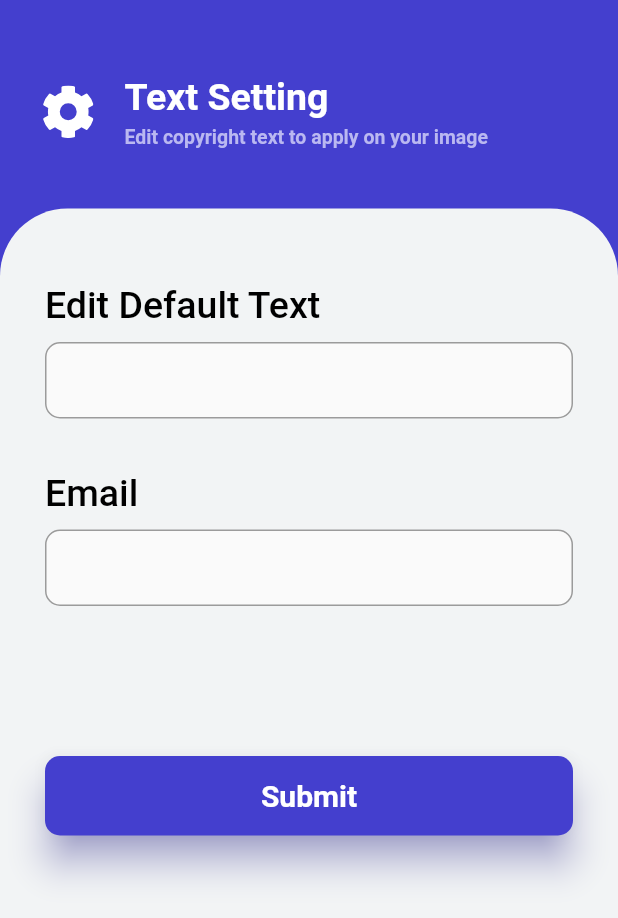
After one commit to lifeShadow59/photocopy, a Flutter app: the screen it shows after launch, after a tap on an icon or button, on a phone screen of 412 x 824 dp. The commit adds this screen. Shown: the top 918 px of the screen. Run offline on Flutter 3.47's test engine with Material 2 defaults, Android fonts, the phone set to English and light mode, and no system bars; our stand-ins replace flutter_svg.

Commit message:
setting page

```diff
--- a/lib/main.dart
+++ b/lib/main.dart
@@ -1,4 +1,5 @@
 import 'package:copyrightapp/const/svg_const.dart';
+import 'package:copyrightapp/pages/setting/setting.dart';
 import 'package:flutter/material.dart';
 import 'package:flutter_svg/svg.dart';
 
@@ -11,11 +12,47 @@ class MyApp extends StatelessWidget {
 
   @override
   Widget build(BuildContext context) {
-    return const MaterialApp(
+    return MaterialApp(
       useInheritedMediaQuery: true,
       debugShowCheckedModeBanner: false,
+      theme: ThemeData(
+        inputDecorationTheme: const InputDecorationTheme(
+          focusColor: Color(0xffFF5C5C),
+          isDense: true,
+          enabledBorder: OutlineInputBorder(
+            borderSide: BorderSide(
+              color: Colors.black38,
+            ),
+            borderRadius: BorderRadius.all(
+              Radius.circular(10.0),
+            ),
+          ),
+          labelStyle: TextStyle(
+            fontSize: 22, // 35
+            color: Colors.black,
+            fontWeight: FontWeight.w800,
+          ),
+          border: OutlineInputBorder(
+            borderSide: BorderSide(
+              color: Colors.black12,
+            ),
+            borderRadius: BorderRadius.all(
+              Radius.circular(10.0),
+            ),
+          ),
+          fillColor: Colors.red,
+          focusedBorder: OutlineInputBorder(
+            borderSide: BorderSide(
+              color: Colors.black38,
+            ),
+            borderRadius: BorderRadius.all(
+              Radius.circular(10.0),
+            ),
+          ),
+        ),
+      ),
       title: 'Copyright App',
-      home: HomePage(),
+      home: const HomePage(),
     );
   }
 }
@@ -117,10 +154,18 @@ class PageAppBar extends StatelessWidget {
           ),
           Padding(
             padding: const EdgeInsets.only(right: 10),
-            child: SvgPicture.asset(
-              SVGConst.setting,
-              width: 35,
-              height: 35,
+            child: InkWell(
+              onTap: () {
+                Navigator.push(
+                  context,
+                  MaterialPageRoute(builder: (context) => const Setting()),
+                );
+              },
+              child: SvgPicture.asset(
+                SVGConst.setting,
+                width: 35,
+                height: 35,
+              ),
             ),
           ),
         ],
--- /dev/null
+++ b/lib/pages/setting/setting.dart
@@ -0,0 +1,181 @@
+import 'package:copyrightapp/const/svg_const.dart';
+import 'package:copyrightapp/utils/elevated_button_widget.dart';
+import 'package:flutter/material.dart';
+import 'package:flutter_svg/svg.dart';
+
+class Setting extends StatelessWidget {
+  const Setting({Key? key}) : super(key: key);
+
+  @override
+  Widget build(BuildContext context) {
+    return Scaffold(
+        backgroundColor: const Color(0xFF443FCE),
+        extendBody: true,
+        body: Column(
+          mainAxisAlignment: MainAxisAlignment.start,
+          children: const <Widget>[
+            PageAppBar(),
+            SizedBox(
+              height: 40,
+            ),
+            BottomPage()
+          ],
+        ));
+  }
+}
+
+class BottomPage extends StatelessWidget {
+  const BottomPage({
+    Key? key,
+  }) : super(key: key);
+
+  @override
+  Widget build(BuildContext context) {
+    final TextEditingController _defaultTextController =
+        TextEditingController();
+    final TextEditingController _emailTextController = TextEditingController();
+    final FocusNode _defaultFocusNode = FocusNode();
+    final FocusNode _emailTextFocusNode = FocusNode();
+    final GlobalKey<FormState> _formKey = GlobalKey();
+    return Expanded(
+      flex: 1,
+      child: Container(
+        width: MediaQuery.of(context).size.width,
+        decoration: const BoxDecoration(
+          borderRadius: BorderRadius.only(
+              topLeft: Radius.circular(45), topRight: Radius.circular(45)),
+          color: Color(0xFFF2F4F5),
+        ),
+        child: Padding(
+          padding: const EdgeInsets.all(30.0),
+          child: SingleChildScrollView(
+            child: Column(
+              crossAxisAlignment: CrossAxisAlignment.start,
+              mainAxisSize: MainAxisSize.max,
+              children: <Widget>[
+                const SizedBox(
+                  height: 20,
+                ),
+                const Text(
+                  "Edit Default Text",
+                  style: TextStyle(
+                      fontSize: 25,
+                      color: Colors.black,
+                      fontWeight: FontWeight.w500),
+                ),
+                const SizedBox(
+                  height: 10,
+                ),
+                Form(
+                  key: _formKey,
+                  child: Column(
+                    crossAxisAlignment: CrossAxisAlignment.start,
+                    children: [
+                      Material(
+                        elevation: _defaultFocusNode.hasFocus ? 10 : 0,
+                        shadowColor: _defaultFocusNode.hasFocus
+                            ? Colors.red
+                            : Colors.transparent,
+                        borderRadius: BorderRadius.circular(10),
+                        child: TextField(
+                          controller: _defaultTextController,
+                          focusNode: _defaultFocusNode,
+                          cursorColor: Colors.black,
+                        ),
+                      ),
+                      const SizedBox(
+                        height: 35,
+                      ),
+                      const Text(
+                        "Email",
+                        style: TextStyle(
+                            fontSize: 25,
+                            color: Colors.black,
+                            fontWeight: FontWeight.w500),
+                      ),
+                      const SizedBox(
+                        height: 10,
+                      ),
+                      Material(
+                        elevation: _emailTextFocusNode.hasFocus ? 10 : 0,
+                        shadowColor: _emailTextFocusNode.hasFocus
+                            ? Colors.red
+                            : Colors.transparent,
+                        borderRadius: BorderRadius.circular(10),
+                        child: TextField(
+                          controller: _emailTextController,
+                          focusNode: _emailTextFocusNode,
+                          cursorColor: Colors.black,
+                        ),
+                      ),
+                      const SizedBox(
+                        height: 100,
+                      ),
+                      ElevatedButtonWidget(
+                          title: "Submit", enable: true, onTap: () {})
+                    ],
+                  ),
+                )
+                // Spacer()
+              ],
+            ),
+          ),
+        ),
+      ),
+    );
+  }
+}
+
+class PageAppBar extends StatelessWidget {
+  const PageAppBar({
+    Key? key,
+  }) : super(key: key);
+
+  @override
+  Widget build(BuildContext context) {
+    return Padding(
+      padding: const EdgeInsets.only(top: 50, left: 18, right: 18),
+      child: Row(
+        mainAxisAlignment: MainAxisAlignment.start,
+        children: [
+          Padding(
+            padding: const EdgeInsets.only(left: 10, right: 20),
+            child: InkWell(
+              onTap: () {
+                Navigator.pop(context);
+              },
+              child: SvgPicture.asset(
+                SVGConst.setting,
+                width: 35,
+                height: 35,
+              ),
+            ),
+          ),
+          Column(
+            mainAxisAlignment: MainAxisAlignment.start,
+            crossAxisAlignment: CrossAxisAlignment.start,
+            children: const <Widget>[
+              Text(
+                "Text Setting",
+                style: TextStyle(
+                    fontSize: 25,
+                    color: Colors.white,
+                    fontWeight: FontWeight.w600),
+              ),
+              SizedBox(
+                height: 5,
+              ),
+              Text(
+                "Edit copyright text to apply on your image",
+                style: TextStyle(
+                    fontSize: 13,
+                    color: Color(0xFFBAB8F1),
+                    fontWeight: FontWeight.w600),
+              )
+            ],
+          ),
+        ],
+      ),
+    );
+  }
+}
--- /dev/null
+++ b/lib/utils/elevated_button_widget.dart
@@ -0,0 +1,52 @@
+import 'package:flutter/material.dart';
+
+class ElevatedButtonWidget extends StatelessWidget {
+  final String title;
+  final bool enable;
+  final void Function() onTap;
+  final Color disabledColor;
+  const ElevatedButtonWidget({
+    Key? key,
+    required this.title,
+    required this.enable,
+    required this.onTap,
+    this.disabledColor = Colors.grey,
+  }) : super(key: key);
+
+  @override
+  Widget build(BuildContext context) {
+    final Color color = enable ? const Color(0xFF443FCE) : Colors.grey;
+    return ElevatedButton(
+      style: ButtonStyle(
+        shape: MaterialStateProperty.all<RoundedRectangleBorder>(
+          RoundedRectangleBorder(
+            borderRadius: BorderRadius.circular(10.0),
+            side: const BorderSide(color: Colors.transparent),
+          ),
+        ),
+        elevation: MaterialStateProperty.all<double>(10),
+        shadowColor: MaterialStateProperty.all<Color>(
+          color.withOpacity(0.7),
+        ),
+        animationDuration: Duration(milliseconds: enable ? 500 : 0),
+        backgroundColor: MaterialStateProperty.all<Color>(
+          color,
+        ),
+        padding: MaterialStateProperty.all<EdgeInsets>(
+          const EdgeInsets.symmetric(vertical: 15),
+        ),
+      ),
+      onPressed: onTap,
+      child: Center(
+        child: Text(
+          title,
+          style: const TextStyle(
+            color: Colors.white,
+            fontSize: 20,
+            fontWeight: FontWeight.w600,
+          ),
+        ),
+      ),
+    );
+  }
+}
```
